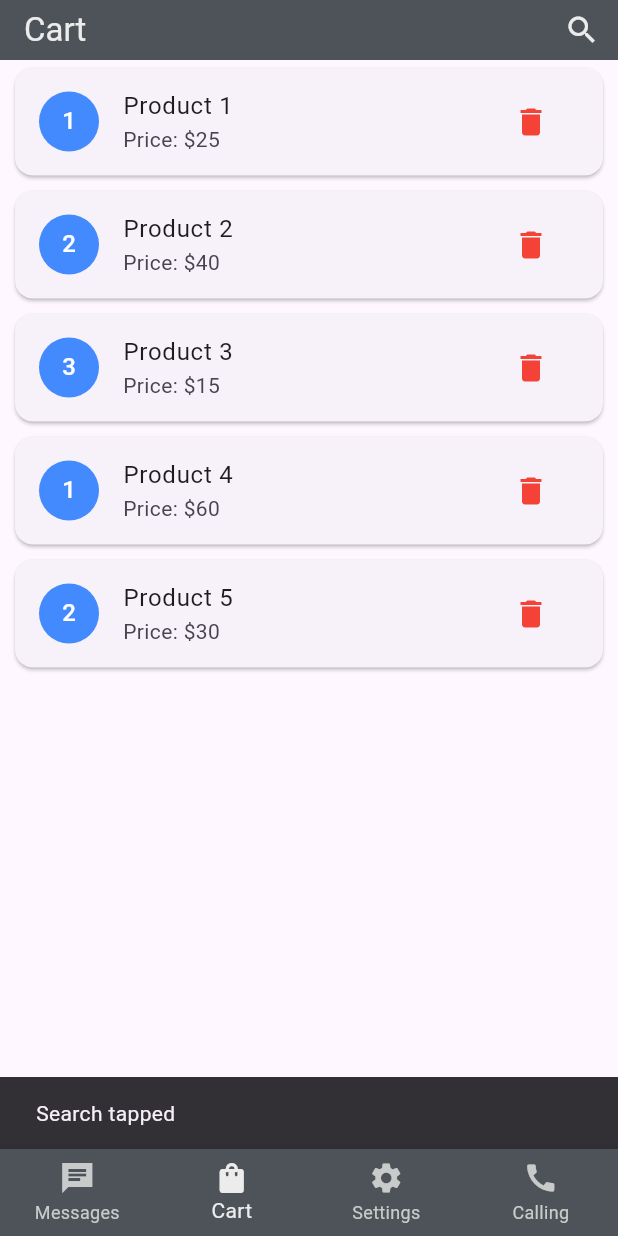
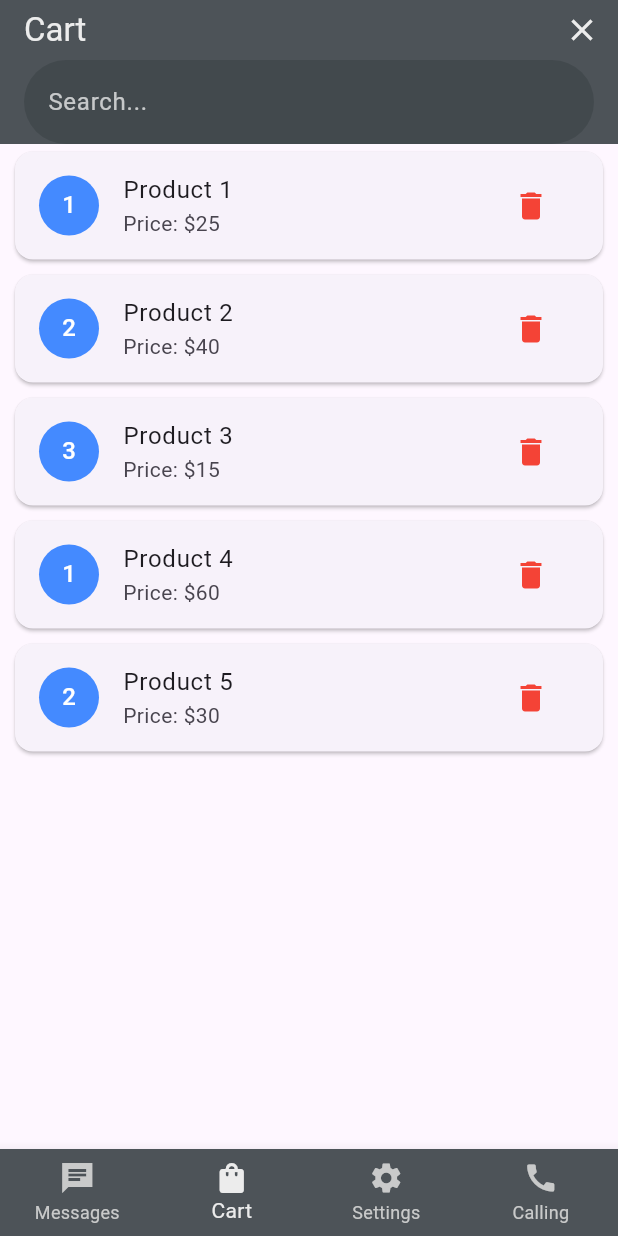
Before and after one commit to Hamza1-creator/_1st_app, a Flutter app: the screen it shows after launch, item 2 of the bottom bar chosen, after a tap on the "search" icon, on a phone screen of 412 x 824 dp. Run offline on Flutter 3.47's test engine with Material 3 defaults, Android fonts, the phone set to English and light mode, and no system bars; statements that could not run were skipped.

Commit message:
_search_input
applied dearch input

```diff
--- a/lib/HomeScreen.dart
+++ b/lib/HomeScreen.dart
@@ -14,6 +14,8 @@ class HomeScreen extends StatefulWidget {
 class _HomeScreenState extends State<HomeScreen> {
   int _currentIndex = 0;
   late Future<void> _loadingFuture;
+  bool _isSearchVisible = false; // Track if the search bar is visible
+  final TextEditingController _searchController = TextEditingController();
 
   final List<Widget> _pages = [
     const Messages(),
@@ -76,17 +78,45 @@ class _HomeScreenState extends State<HomeScreen> {
                 ),
                 actions: [
                   IconButton(
-                    icon: const Icon(Icons.search),
+                    icon: Icon(_isSearchVisible ? Icons.close : Icons.search),
                     color: const Color.fromARGB(255, 236, 236, 236),
                     onPressed: () {
-                      ScaffoldMessenger.of(context).showSnackBar(
-                        const SnackBar(content: Text("Search tapped")),
-                      );
+                      setState(() {
+                        _isSearchVisible = !_isSearchVisible; // Toggle the search bar visibility
+                        if (!_isSearchVisible) {
+                          _searchController.clear(); // Clear the search input when closed
+                        }
+                      });
                     },
                   ),
                 ],
               ),
-              body: _pages[_currentIndex],
+              body: Column(
+                children: [
+                  // Display search field below AppBar
+                  if (_isSearchVisible)
+                    Padding(
+                      padding: const EdgeInsets.symmetric(horizontal: 16.0),
+                      child: TextField(
+                        controller: _searchController,
+                        style: const TextStyle(color: Colors.white),
+                        decoration: InputDecoration(
+                          hintText: "Search...",
+                          hintStyle: const TextStyle(color: Colors.white70),
+                          filled: true,
+                          fillColor: const Color.fromARGB(255, 66, 73, 77),
+                          border: OutlineInputBorder(
+                            borderRadius: BorderRadius.circular(50),
+                            borderSide: BorderSide.none,
+                          ),
+                        ),
+                      ),
+                    ),
+                  Expanded(
+                    child: _pages[_currentIndex], // The main content
+                  ),
+                ],
+              ),
               bottomNavigationBar: BottomNavigationBar(
                 backgroundColor: const Color.fromARGB(255, 77, 83, 88),
                 selectedItemColor: const Color.fromARGB(255, 236, 236, 236),
```
